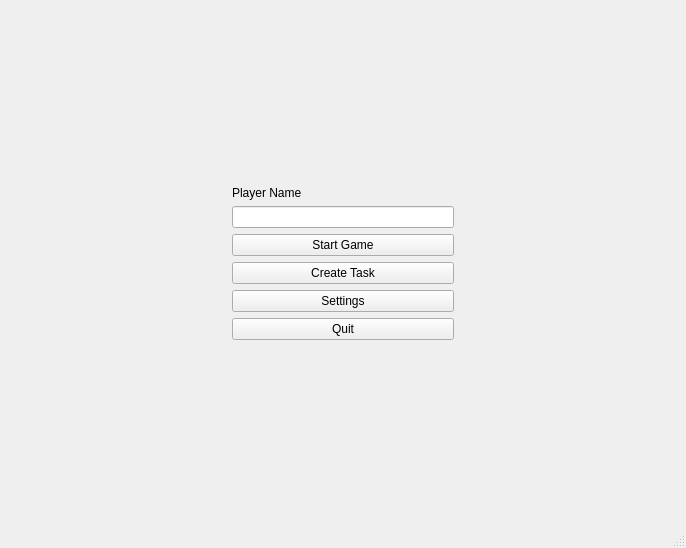
This is Client/mainwindow.ui in Code-team-open-source/Code-team as Qt 5 draws it before an edit. The edited form follows.
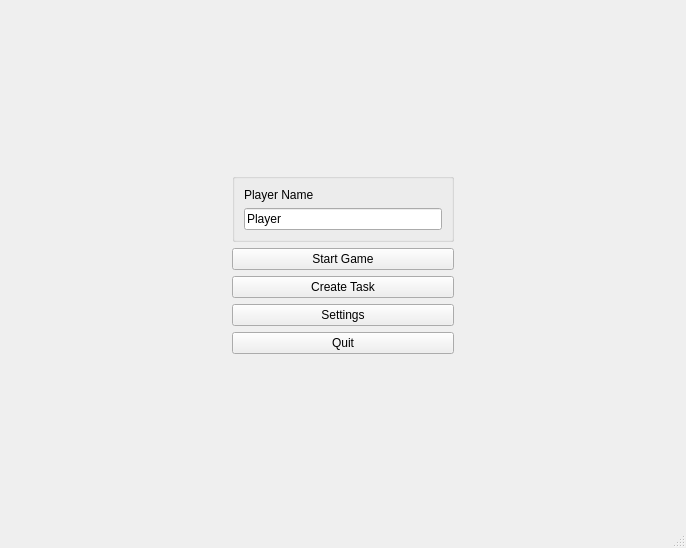
This is the edited form.

```diff
--- a/Client/mainwindow.ui
+++ b/Client/mainwindow.ui
@@ -99,18 +99,24 @@
      </spacer>
     </item>
     <item row="1" column="1">
-     <layout class="QGridLayout" name="gridLayout_2">
-      <item row="1" column="0">
-       <widget class="QLineEdit" name="lineEdit"/>
-      </item>
-      <item row="0" column="0">
-       <widget class="QLabel" name="label">
-        <property name="text">
-         <string>Player Name</string>
-        </property>
-       </widget>
-      </item>
-     </layout>
+     <widget class="QGroupBox" name="box">
+      <layout class="QGridLayout" name="gridLayout_2">
+       <item row="1" column="0">
+        <widget class="QLineEdit" name="lineEdit">
+         <property name="text">
+          <string>Player</string>
+         </property>
+        </widget>
+       </item>
+       <item row="0" column="0">
+        <widget class="QLabel" name="label">
+         <property name="text">
+          <string>Player Name</string>
+         </property>
+        </widget>
+       </item>
+      </layout>
+     </widget>
     </item>
    </layout>
   </widget>
```
Left out of the diff: 80 changed lines with no effect on the pictures.
